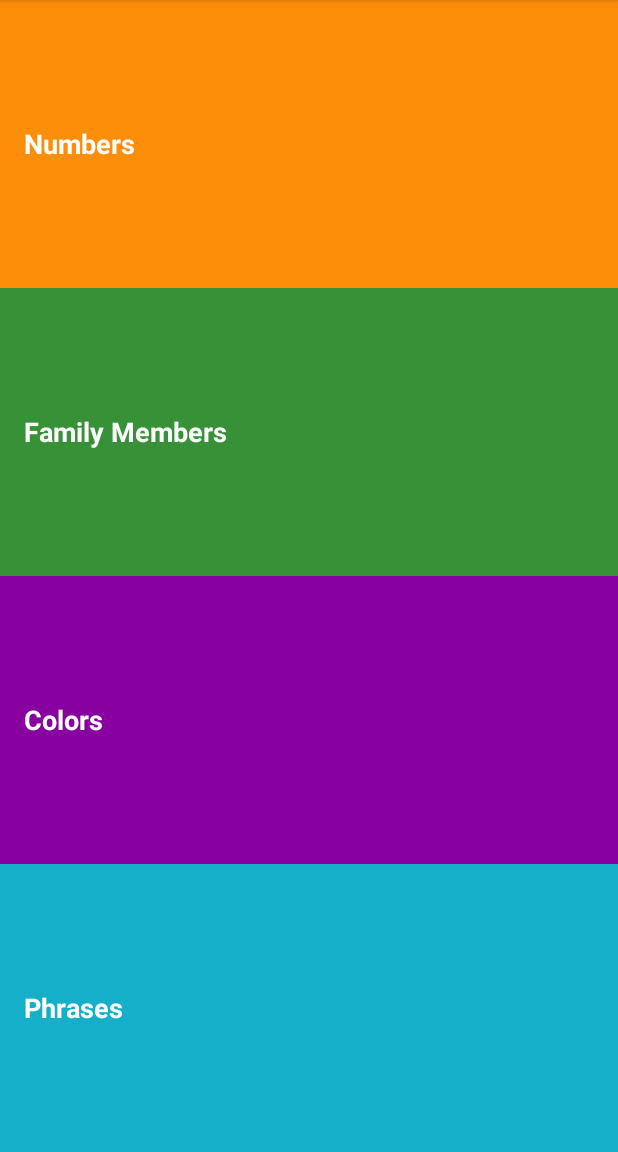
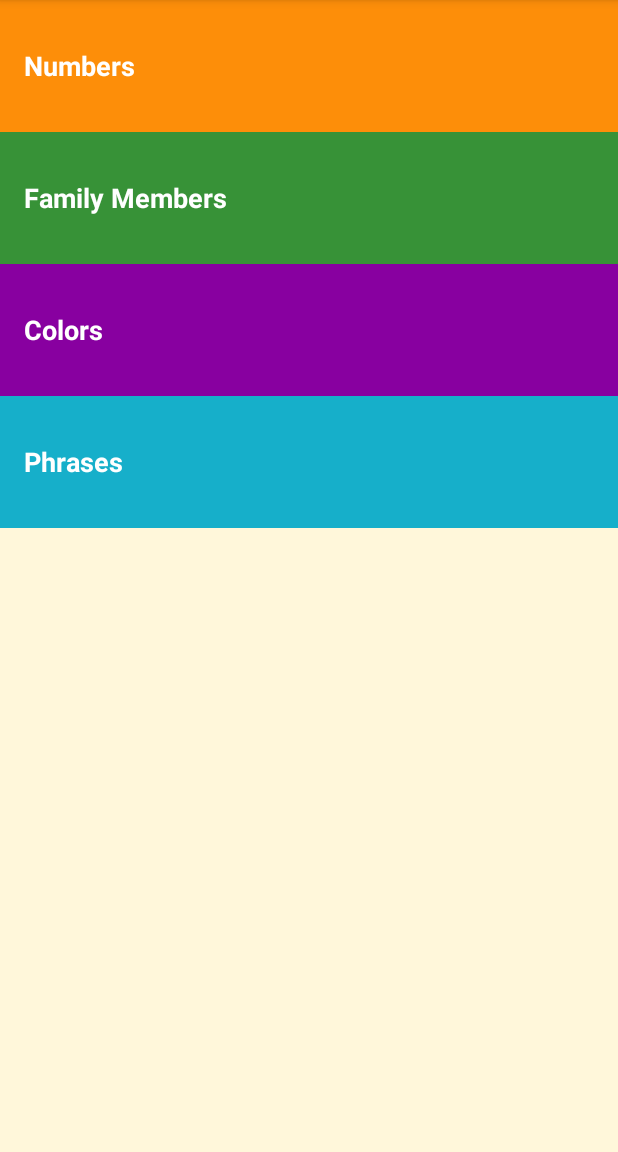
Before and after one commit to MwasCipher/Miwok-App, an Android app: the screen it shows after launch (MainActivity), on a phone screen of 412 x 824 dp, the part 84-1236 px from its top. Run offline under Robolectric (Android 15) with nearby library versions, the phone set to English and light mode, and no system bars.

Commit message:
Visual Polish

```diff
--- a/app/src/main/res/layout/activity_main.xml
+++ b/app/src/main/res/layout/activity_main.xml
@@ -1,42 +1,57 @@
 <?xml version="1.0" encoding="utf-8"?>
 <LinearLayout xmlns:android="http://schemas.android.com/apk/res/android"
-    xmlns:app="http://schemas.android.com/apk/res-auto"
     xmlns:tools="http://schemas.android.com/tools"
     android:layout_width="match_parent"
     android:layout_height="match_parent"
+    android:background="@color/tan_background"
     android:orientation="vertical"
     tools:context=".MainActivity">
 
+    <!-- Numbers category -->
+    <FrameLayout
+        android:layout_width="match_parent"
+        android:layout_height="wrap_content"
+        android:background="@color/category_numbers">
         <TextView
             android:id="@+id/numbers"
             style="@style/CategoryStyle"
-        android:background="@color/category_numbers"
-        android:text="@string/category_numbers"
-        android:layout_height="0dp"
-        android:layout_weight="1"/>
+            android:background="?android:attr/selectableItemBackground"
+            android:text="@string/category_numbers" />
+    </FrameLayout>
 
+    <!-- Family category -->
+    <FrameLayout
+        android:layout_width="match_parent"
+        android:layout_height="wrap_content"
+        android:background="@color/category_family">
         <TextView
             android:id="@+id/family"
             style="@style/CategoryStyle"
-        android:background="@color/category_family"
-        android:text="@string/category_family"
-        android:layout_height="0dp"
-        android:layout_weight="1"/>
+            android:background="?android:attr/selectableItemBackground"
+            android:text="@string/category_family" />
+    </FrameLayout>
 
+    <!-- Colors category -->
+    <FrameLayout
+        android:layout_width="match_parent"
+        android:layout_height="wrap_content"
+        android:background="@color/category_colors">
         <TextView
             android:id="@+id/colors"
             style="@style/CategoryStyle"
-        android:background="@color/category_colors"
-        android:text="@string/category_colors"
-        android:layout_height="0dp"
-        android:layout_weight="1"/>
+            android:background="?android:attr/selectableItemBackground"
+            android:text="@string/category_colors" />
+    </FrameLayout>
 
+    <!-- Phrases category -->
+    <FrameLayout
+        android:layout_width="match_parent"
+        android:layout_height="wrap_content"
+        android:background="@color/category_phrases">
         <TextView
             android:id="@+id/phrases"
             style="@style/CategoryStyle"
-        android:background="@color/category_phrases"
-        android:text="@string/category_phrases"
-        android:layout_height="0dp"
-        android:layout_weight="1"/>
-
+            android:background="?android:attr/selectableItemBackground"
+            android:text="@string/category_phrases" />
+    </FrameLayout>
 </LinearLayout>
```
Lines whose indentation alone changed are shown as unchanged.
